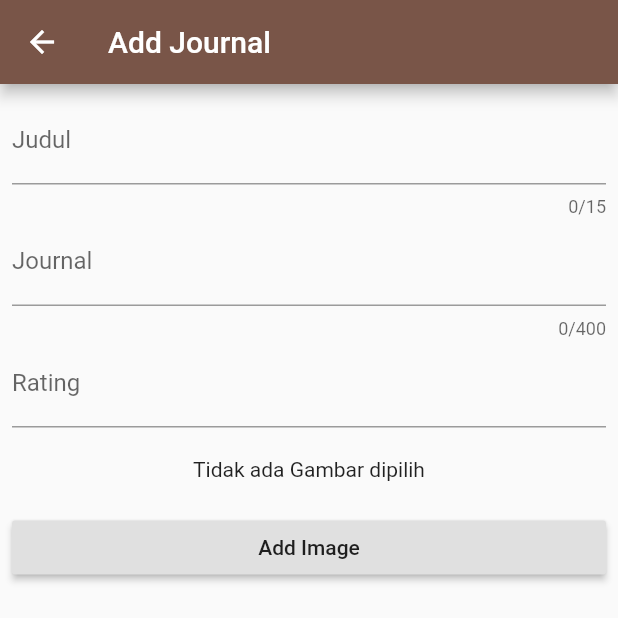
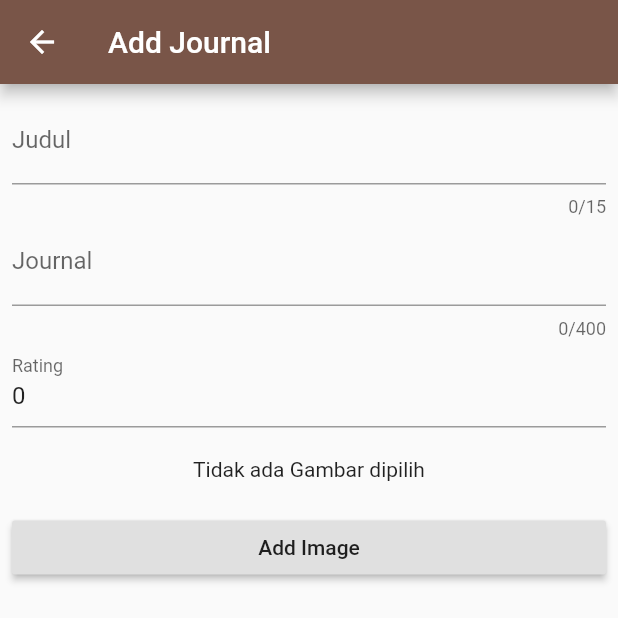
Before and after one commit to ReAlpha39/DBApp, a Flutter app: the screen it shows after launch, after a tap on the "add" icon, on a phone screen of 412 x 824 dp, the top half of it. Run offline on Flutter 3.47's test engine with Material 2 defaults, Android fonts, the phone set to English and light mode, and no system bars; our stand-ins replace image_picker, sqflite; accounts and stored records are empty.

Commit message:
add hintText & hintStyle, add initial value untuk rating, change primary color dan accent color

```diff
--- a/lib/main.dart
+++ b/lib/main.dart
@@ -7,6 +7,10 @@ class MyApp extends StatelessWidget {
   @override
   Widget build(BuildContext context) {
     return MaterialApp(
+      theme: ThemeData(
+        primaryColor:  Colors.brown,
+        accentColor:  Colors.brown
+      ),
       debugShowCheckedModeBanner: false,
       title: 'Coffee Journey',
       home: Home()
--- a/lib/view/form.dart
+++ b/lib/view/form.dart
@@ -57,7 +57,11 @@ class _FormListState extends State<FormList> {
                     child: Column(children: <Widget>[
                       TextFormField(
                         maxLength: 15,
-                        decoration: InputDecoration(labelText: "Judul"),
+                        decoration: InputDecoration(
+                          hintStyle: TextStyle(fontSize: 10),
+                          labelText: "Judul",
+                          hintText: "Tuliskan judul"
+                        ),
                         onSaved: (value) {
                           _judul = value;
                         },
@@ -75,7 +79,11 @@ class _FormListState extends State<FormList> {
                         maxLength: 400,
                         maxLines: 7,
                         minLines: 1,
-                        decoration: InputDecoration(labelText: "Journal"),
+                        decoration: InputDecoration(
+                          hintStyle: TextStyle(fontSize: 10),
+                          hintText: "Tuliskan ulasan saat ini",
+                          labelText: "Journal"
+                        ),
                         onSaved: (value) {
                           _journal = value;
                         },
@@ -192,6 +200,8 @@ class _FormListState extends State<FormList> {
       ratingC.text = widget.dataUpdate.rating.toString();
       imgString = widget.dataUpdate.image;
       super.initState();
+    }else{
+      ratingC.text = "0";
     }
   }
 
```
